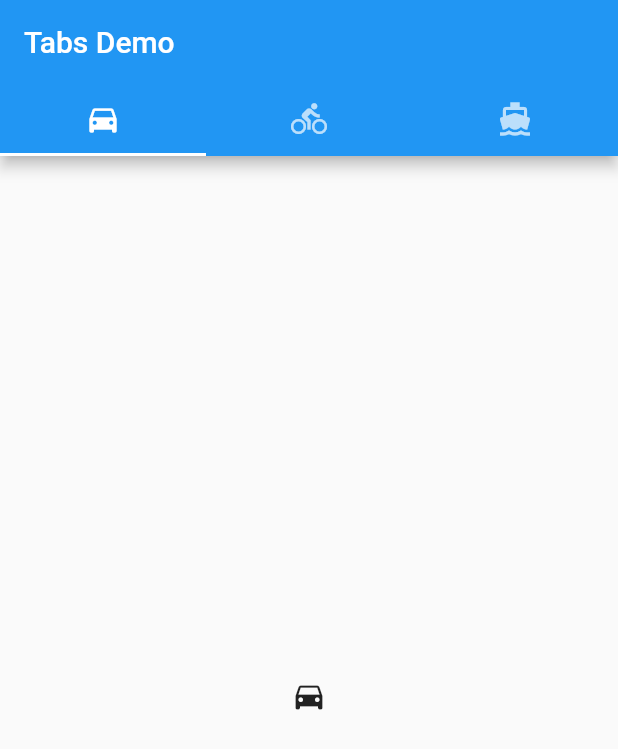
After one commit to ruudhaya/cookbook, a Flutter app: the screen it shows after launch, on a phone screen of 412 x 824 dp. The commit adds this screen. Shown: the top 749 px of the screen. Run offline on Flutter 3.47's test engine with Material 2 defaults, Android fonts, the phone set to English and light mode, and no system bars.

Commit message:
[Udhay] Added Tab Bar Controller Demo

```diff
--- /dev/null
+++ b/lib/TabDemo.dart
@@ -0,0 +1,35 @@
+import 'package:flutter/material.dart';
+
+class TabDemo extends StatelessWidget {
+  @override
+  Widget build(BuildContext context) {
+    return DefaultTabController(
+      length: 3,
+      child: Scaffold(
+        appBar: AppBar(
+          bottom: TabBar(
+            tabs: <Widget>[
+              Tab(
+                icon: Icon(Icons.directions_car),
+              ),
+              Tab(
+                icon: Icon(Icons.directions_bike),
+              ),
+              Tab(
+                icon: Icon(Icons.directions_boat),
+              )
+            ],
+          ),
+          title: Text('Tabs Demo'),
+        ),
+        body: TabBarView(
+          children: <Widget>[
+            Icon(Icons.directions_car),
+            Icon(Icons.directions_bike),
+            Icon(Icons.directions_boat),
+          ],
+        ),
+      ),
+    );
+  }
+}
--- a/lib/main.dart
+++ b/lib/main.dart
@@ -1,4 +1,4 @@
-import 'package:cookbook/orientationdemo.dart';
+import 'package:cookbook/TabDemo.dart';
 import 'package:flutter/material.dart';
 
 void main() => runApp(MyApp());
@@ -11,7 +11,8 @@ class MyApp extends StatelessWidget {
     return MaterialApp(
       title: appTitle,
       debugShowCheckedModeBanner: false,
-      home: OrientationDemo(title: appTitle),
+      home: TabDemo(),
+      // OrientationDemo(title: appTitle),
       // OpacityDemo(title: appTitle),
     );
   }
```
